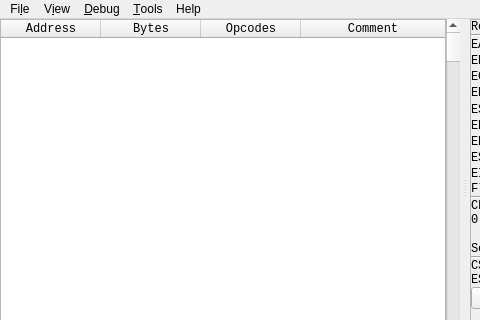
The window that GUI/MemoryViewerWindow.ui (korcankaraokcu/PINCE) describes before a commit, drawn with Qt 5; both pictures show x 0 to 480 and y 0 to 320 of the 800 by 600 pixel window.
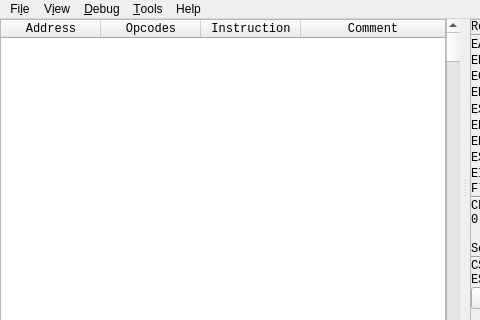
The same window after the commit. Custom widgets are drawn as their Qt base class.

Commit message: Rename opcodes to instructions

What changed in the file:
```diff
--- a/GUI/MemoryViewerWindow.ui
+++ b/GUI/MemoryViewerWindow.ui
@@ -125,16 +125,16 @@
              <string>Address</string>
             </property>
            </column>
-           <column>
-            <property name="text">
-             <string>Bytes</string>
-            </property>
-           </column>
            <column>
             <property name="text">
              <string>Opcodes</string>
             </property>
            </column>
+           <column>
+            <property name="text">
+             <string>Instruction</string>
+            </property>
+           </column>
            <column>
             <property name="text">
              <string>Comment</string>
```
Left out of the diff: 90 changed lines with no effect on the pictures. The commit also changes 15 other files.
